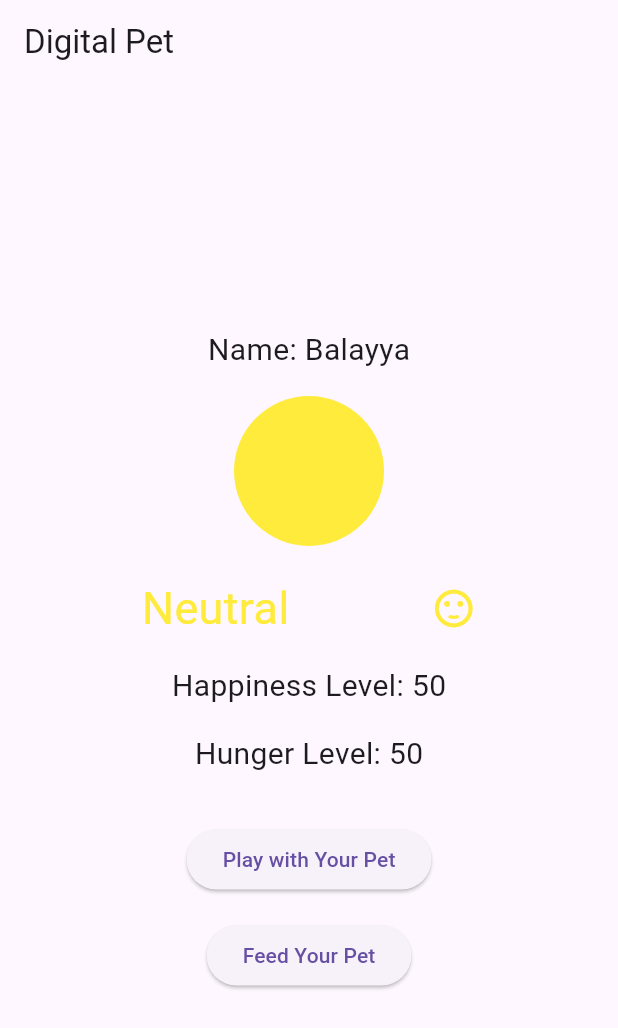
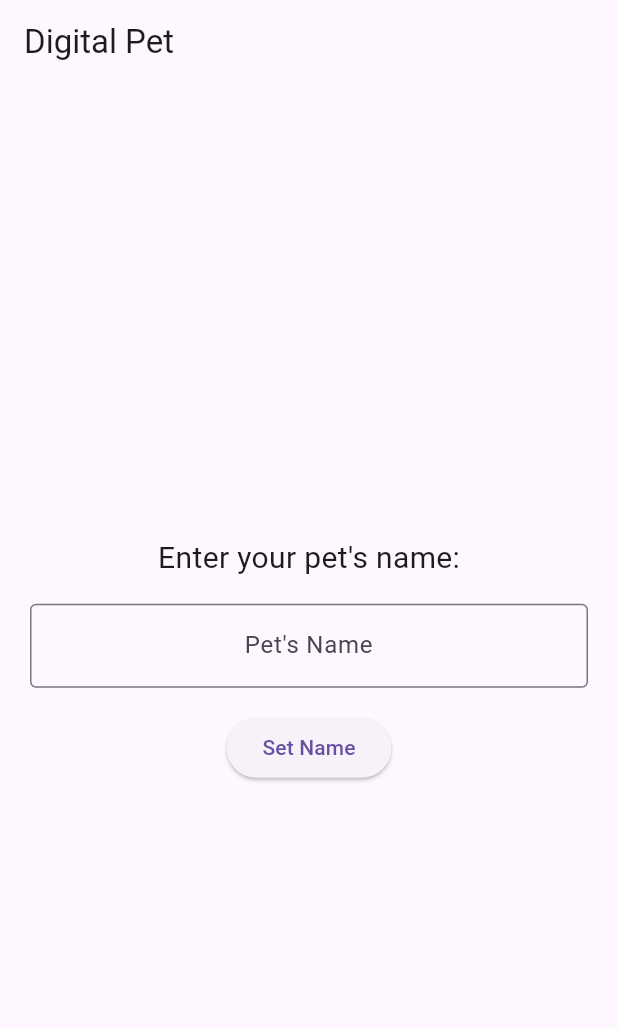
Before and after one commit to nikhilchowdary-yamani/act5, a Flutter app: the screen it shows after launch, on a phone screen of 412 x 824 dp. Shown: the top 1028 px of the screen. Run offline on Flutter 3.47's test engine with Material 3 defaults, Android fonts, the phone set to English and light mode, and no system bars.

Commit message:
set name

```diff
--- a/lib/main.dart
+++ b/lib/main.dart
@@ -1,3 +1,5 @@
+// Nikhil Chowdary Yamani
+// Bharath Kumar Ashapu
 import 'package:flutter/material.dart';
 
 void main() {
@@ -14,33 +16,39 @@ class DigitalPetApp extends StatefulWidget {
 }
 
 class _DigitalPetAppState extends State<DigitalPetApp> {
-  String petName = "Balayya";
+  String petName = "";
   int happinessLevel = 50;
   int hungerLevel = 50;
   String moodIndicator = "Neutral";
   IconData moodIcon = Icons.sentiment_satisfied_alt;
+  bool isNameSet = false;
+  final TextEditingController _nameController = TextEditingController();
 
   // Determine pet color based on happiness level
   Color get petColor {
     if (happinessLevel > 70) {
+      return Colors.green; // Happy
+    } else if (happinessLevel >= 30) {
+      return Colors.yellow; // Neutral
+    } else {
+      return Colors.red; // Unhappy
+    }
+  }
+
+  // Update mood indicator and icon
+  void _updateMood() {
     setState(() {
+      if (happinessLevel > 70) {
         moodIndicator = "Happy";
         moodIcon = Icons.sentiment_satisfied_alt;
-      });
-      return Colors.green;
       } else if (happinessLevel >= 30) {
-      setState(() {
         moodIndicator = "Neutral";
         moodIcon = Icons.sentiment_satisfied;
-      });
-      return Colors.yellow;
       } else {
-      setState(() {
         moodIndicator = "Unhappy";
         moodIcon = Icons.sentiment_very_dissatisfied;
+      }
     });
-      return Colors.red;
-    }
   }
 
   // Function to increase happiness and update hunger when playing with the pet
@@ -48,6 +56,7 @@ class _DigitalPetAppState extends State<DigitalPetApp> {
     setState(() {
       happinessLevel = (happinessLevel + 10).clamp(0, 100);
       _updateHunger();
+      _updateMood();
     });
   }
 
@@ -56,27 +65,34 @@ class _DigitalPetAppState extends State<DigitalPetApp> {
     setState(() {
       hungerLevel = (hungerLevel - 10).clamp(0, 100);
       _updateHappiness();
+      _updateMood();
     });
   }
 
   // Update happiness based on hunger level
   void _updateHappiness() {
-    setState(() {
     happinessLevel = (hungerLevel < 30)
         ? (happinessLevel - 20).clamp(0, 100)
         : (happinessLevel + 10).clamp(0, 100);
-    });
   }
 
   // Increase hunger level slightly when playing with the pet
   void _updateHunger() {
-    setState(() {
     hungerLevel = (hungerLevel + 5).clamp(0, 100);
     if (hungerLevel > 100) {
       hungerLevel = 100;
       happinessLevel = (happinessLevel - 20).clamp(0, 100);
     }
+  }
+
+  // Set the pet name and proceed to the main UI
+  void _setPetName() {
+    if (_nameController.text.trim().isNotEmpty) {
+      setState(() {
+        petName = _nameController.text.trim();
+        isNameSet = true;
       });
+    }
   }
 
   @override
@@ -84,7 +100,46 @@ class _DigitalPetAppState extends State<DigitalPetApp> {
     return Scaffold(
       appBar: AppBar(title: const Text('Digital Pet')),
       body: Center(
-        child: Column(
+        child: isNameSet
+            ? _buildPetUI()
+            : _buildNameInputScreen(), // Show name input first
+      ),
+    );
+  }
+
+  // UI for setting the pet's name
+  Widget _buildNameInputScreen() {
+    return Column(
+      mainAxisAlignment: MainAxisAlignment.center,
+      children: [
+        const Text(
+          "Enter your pet's name:",
+          style: TextStyle(fontSize: 20),
+        ),
+        const SizedBox(height: 16),
+        Padding(
+          padding: const EdgeInsets.symmetric(horizontal: 20),
+          child: TextField(
+            controller: _nameController,
+            textAlign: TextAlign.center,
+            decoration: InputDecoration(
+              border: OutlineInputBorder(),
+              hintText: "Pet's Name",
+            ),
+          ),
+        ),
+        const SizedBox(height: 16),
+        ElevatedButton(
+          onPressed: _setPetName,
+          child: const Text("Set Name"),
+        ),
+      ],
+    );
+  }
+
+  // Main Pet UI
+  Widget _buildPetUI() {
+    return Column(
       mainAxisAlignment: MainAxisAlignment.center,
       children: <Widget>[
         Text('Name: $petName', style: const TextStyle(fontSize: 20.0)),
@@ -100,9 +155,10 @@ class _DigitalPetAppState extends State<DigitalPetApp> {
             shape: BoxShape.circle,
           ),
         ),
-            SizedBox(height: 20,),
+
+        const SizedBox(height: 20),
         Row(
-            mainAxisAlignment: MainAxisAlignment.spaceEvenly,
+          mainAxisAlignment: MainAxisAlignment.center,
           children: [
             Text(
               moodIndicator,
@@ -111,6 +167,7 @@ class _DigitalPetAppState extends State<DigitalPetApp> {
                 color: petColor,
               ),
             ),
+            const SizedBox(width: 10),
             Icon(
               moodIcon,
               color: petColor,
@@ -118,6 +175,7 @@ class _DigitalPetAppState extends State<DigitalPetApp> {
             ),
           ],
         ),
+
         const SizedBox(height: 16.0),
         Text('Happiness Level: $happinessLevel',
             style: const TextStyle(fontSize: 20.0)),
@@ -137,8 +195,6 @@ class _DigitalPetAppState extends State<DigitalPetApp> {
           child: const Text('Feed Your Pet'),
         ),
       ],
-        ),
-      ),
     );
   }
 }
```
Lines whose indentation alone changed are shown as unchanged.
